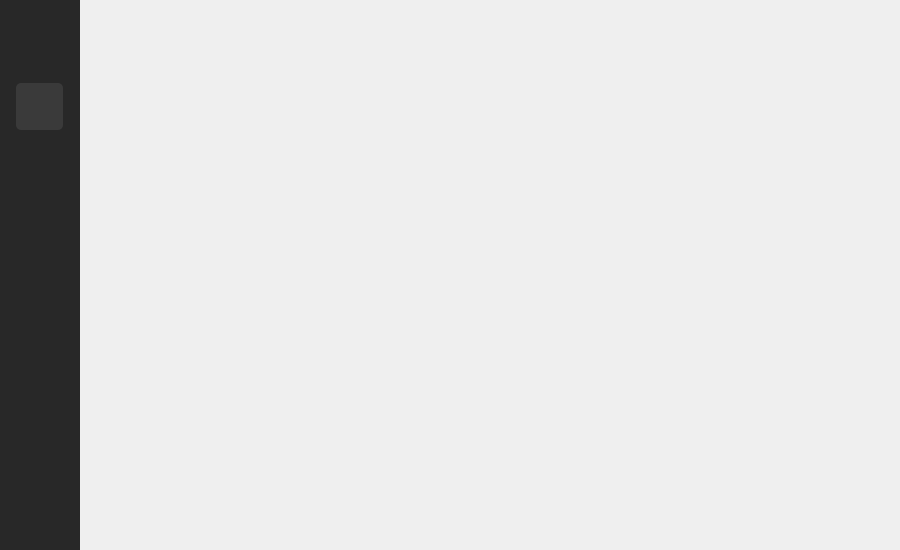
Above: mainwindow.ui from Marchell0o0/Backie before the change. Below: the same form after it.
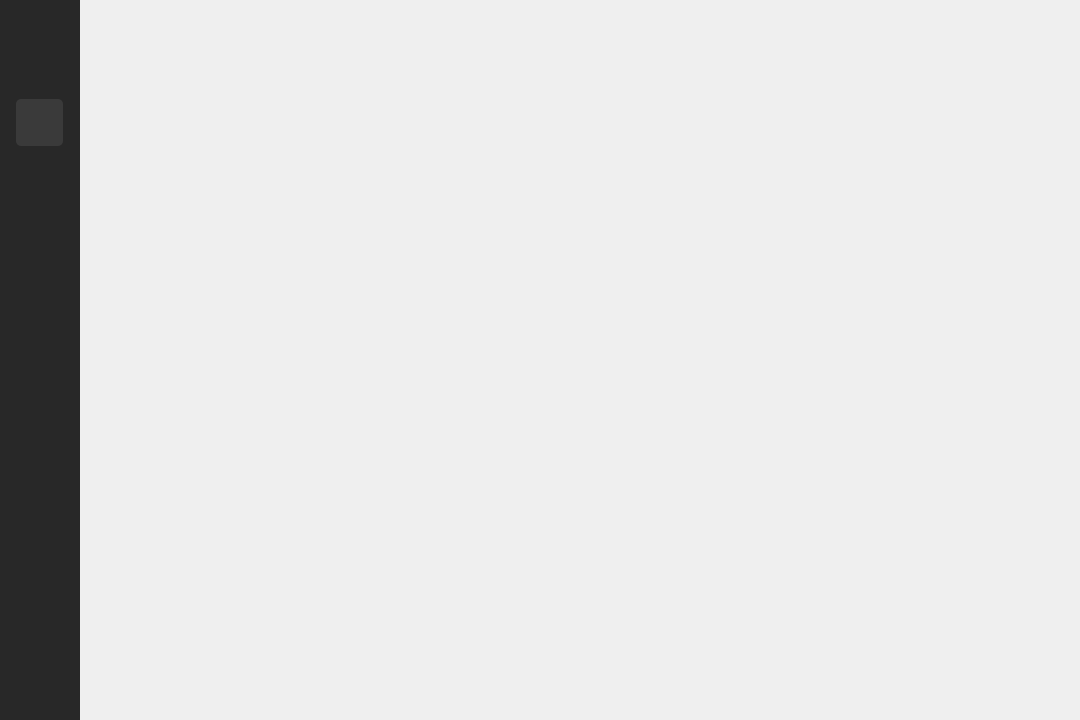
That is the form after the change. Icons and pictures are not drawn.

Commit message: Test connection of button 'Create backup' to builder

Patch:
```diff
--- a/mainwindow.ui
+++ b/mainwindow.ui
@@ -6,8 +6,8 @@
    <rect>
     <x>0</x>
     <y>0</y>
-    <width>900</width>
-    <height>550</height>
+    <width>1080</width>
+    <height>720</height>
    </rect>
   </property>
   <property name="sizePolicy">
@@ -484,7 +484,7 @@
                  <property name="sizeHint" stdset="0">
                   <size>
                    <width>20</width>
-                   <height>140</height>
+                   <height>250</height>
                   </size>
                  </property>
                 </spacer>
```
The commit also changes 1 other file.
